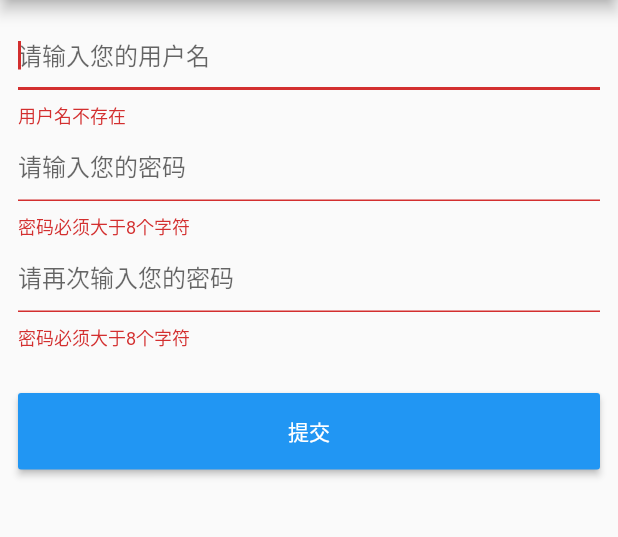
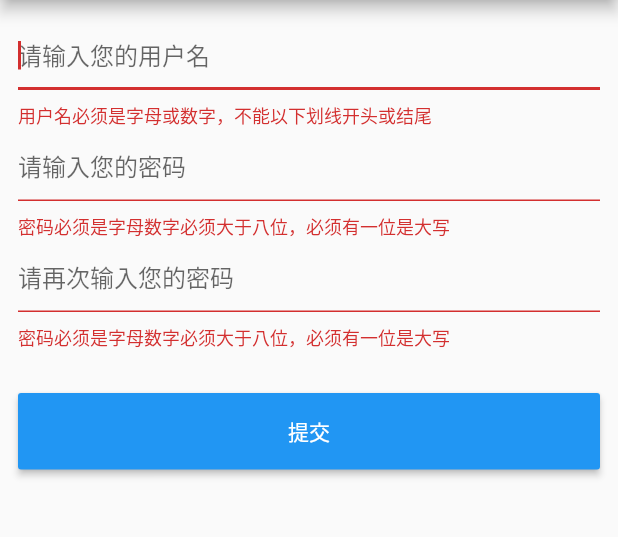
Before and after one commit to gaowei1012/notebook, a Flutter app: the ForgetPasdPage screen opened directly, after a tap on "提交", on a phone screen of 412 x 824 dp, the part 84-621 px from its top. Run offline on Flutter 3.47's test engine with Material 2 defaults, Android fonts, the phone set to English and light mode, and no system bars; our stand-ins replace dio, flare_flutter, flutter_markdown, flutter_redux, flutter_screenutil, flutter_spinkit and 3 more; missing offline and left inert: timeline_list; accounts and stored records are empty; generated files the repository leaves out were written again.

Commit message:
添加用户名密码正则验证

```diff
--- a/lib/pages/login/forget_pasd_page.dart
+++ b/lib/pages/login/forget_pasd_page.dart
@@ -9,6 +9,11 @@ class ForgetPasdPage extends StatefulWidget {
 }
 
 class _ForgetPasdPageState extends State<ForgetPasdPage> {
+  //
+  RegExp expUserName = new RegExp(
+      r'^([\u4e00-\u9fa5]{2,4})|([A-Za-z0-9_]{4,16})|([a-zA-Z0-9_\u4e00-\u9fa5]{3,16})$;');
+  RegExp expPassword = new RegExp(
+      r'^(?=.*[a-z])(?=.*[A-Z])(?=.*\d)(?=.*[$@$!%*?&])[A-Za-z\d$@$!%*?&]{8,10}');
 
   GlobalKey<FormState> _formKey = GlobalKey<FormState>();
   String _name;
@@ -26,13 +31,13 @@ class _ForgetPasdPageState extends State<ForgetPasdPage> {
               CupertinoDialogAction(
                 child: new Text('确定'),
                 onPressed: () {
-                Navigator.of(context).push(MaterialPageRoute(builder: (context) => LoginPage()));
+                  Navigator.of(context).push(
+                      MaterialPageRoute(builder: (context) => LoginPage()));
                 },
               )
             ],
           );
-      }
-    );
+        });
   }
 
   void _formSubmitted() {
@@ -46,7 +51,7 @@ class _ForgetPasdPageState extends State<ForgetPasdPage> {
     //}
 
     // 重置密码操作
-    if(_form.validate()) {
+    if (_form.validate()) {
       _form.save();
 
       // if (_password != _nextPassword) {
@@ -63,6 +68,11 @@ class _ForgetPasdPageState extends State<ForgetPasdPage> {
     }
   }
 
+  /// 校验用户名
+  _validatorUsername(dynamic v) {}
+
+  /// 校验密码
+  _validatorPassword(v) {}
 
   @override
   Widget build(BuildContext context) {
@@ -78,38 +88,44 @@ class _ForgetPasdPageState extends State<ForgetPasdPage> {
               children: <Widget>[
                 TextFormField(
                   autofocus: true,
-                decoration: InputDecoration(
-                  hintText: '请输入您的用户名'
-                ),
+                  decoration: InputDecoration(hintText: '请输入您的用户名'),
                   onSaved: (val) {
                     _name = val;
                   },
                   validator: (v) {
-                  return v.trim().length > 0 ? null : '用户名不存在';
+                    if (expUserName.hasMatch(v.trim())) {
+                      return null;
+                    } else {
+                      return '用户名必须是字母或数字，不能以下划线开头或结尾';
+                    }
                   },
                 ),
                 TextFormField(
                   obscureText: true,
-                decoration: InputDecoration(
-                  hintText: '请输入您的密码'
-                ),
+                  decoration: InputDecoration(hintText: '请输入您的密码'),
                   onSaved: (val) {
                     _password = val;
                   },
                   validator: (v) {
-                  return v.trim().length > 8 ? null : '密码必须大于8个字符';
+                    if (expPassword.hasMatch(v.trim())) {
+                      return null;
+                    } else {
+                      return '密码必须是字母数字必须大于八位，必须有一位是大写';
+                    }
                   },
                 ),
                 TextFormField(
                   obscureText: true,
-                decoration: InputDecoration(
-                  hintText: '请再次输入您的密码'
-                ),
+                  decoration: InputDecoration(hintText: '请再次输入您的密码'),
                   onSaved: (val) {
                     _nextPassword = val;
                   },
                   validator: (v) {
-                  return v.trim().length > 8 ? null : '密码必须大于8个字符';
+                    if (expPassword.hasMatch(v.trim())) {
+                      return null;
+                    } else {
+                      return '密码必须是字母数字必须大于八位，必须有一位是大写';
+                    }
                   },
                 ),
                 Padding(
@@ -131,8 +147,7 @@ class _ForgetPasdPageState extends State<ForgetPasdPage> {
                 )
               ],
             ),
-        )
-      ),
+          )),
     );
   }
 }
--- a/lib/pages/login/register_page.dart
+++ b/lib/pages/login/register_page.dart
@@ -9,6 +9,9 @@ class RegisterPage extends StatefulWidget {
 }
 
 class _RegisterPageState extends State<RegisterPage> {
+
+  RegExp expUserName = new RegExp(r'^([\u4e00-\u9fa5]{2,4})|([A-Za-z0-9_]{4,16})|([a-zA-Z0-9_\u4e00-\u9fa5]{3,16})$;');
+  RegExp expPassword = new RegExp(r'^(?=.*[a-z])(?=.*[A-Z])(?=.*\d)(?=.*[$@$!%*?&])[A-Za-z\d$@$!%*?&]{8,10}');
 
   GlobalKey<FormState> _formKey = GlobalKey<FormState>();
   String _name;
@@ -85,7 +88,11 @@ class _RegisterPageState extends State<RegisterPage> {
                   _name = val;
                 },
                 validator: (v) {
-                  return v.trim().length > 0 ? null : '用户名不存在';
+                  if(expUserName.hasMatch(v.trim())) {
+                    return null;
+                  } else {
+                    return '用户名必须是字母或数字，不能以下划线开头或结尾';
+                  }
                 },
               ),
               TextFormField(
@@ -97,7 +104,12 @@ class _RegisterPageState extends State<RegisterPage> {
                   _password = val;
                 },
                 validator: (v) {
-                  return v.trim().length > 8 ? null : '密码必须大于8个字符';
+                  if(expPassword.hasMatch(v.trim())) {
+                    return null;
+                  } else {
+                    return '密码必须是字母数字必须大于八位，必须有一位是大写';
+                  }
+                  /// return v.trim().length > 8 ? null : '密码必须大于8个字符';
                 },
               ),
               Padding(
```
Also changed, not shown: lib/pages/login/login_page.dart (+21 -4 lines), lib/pages/setting/page/me_email_page.dart (+9 -1 lines). Lines whose indentation alone changed are shown as unchanged.
